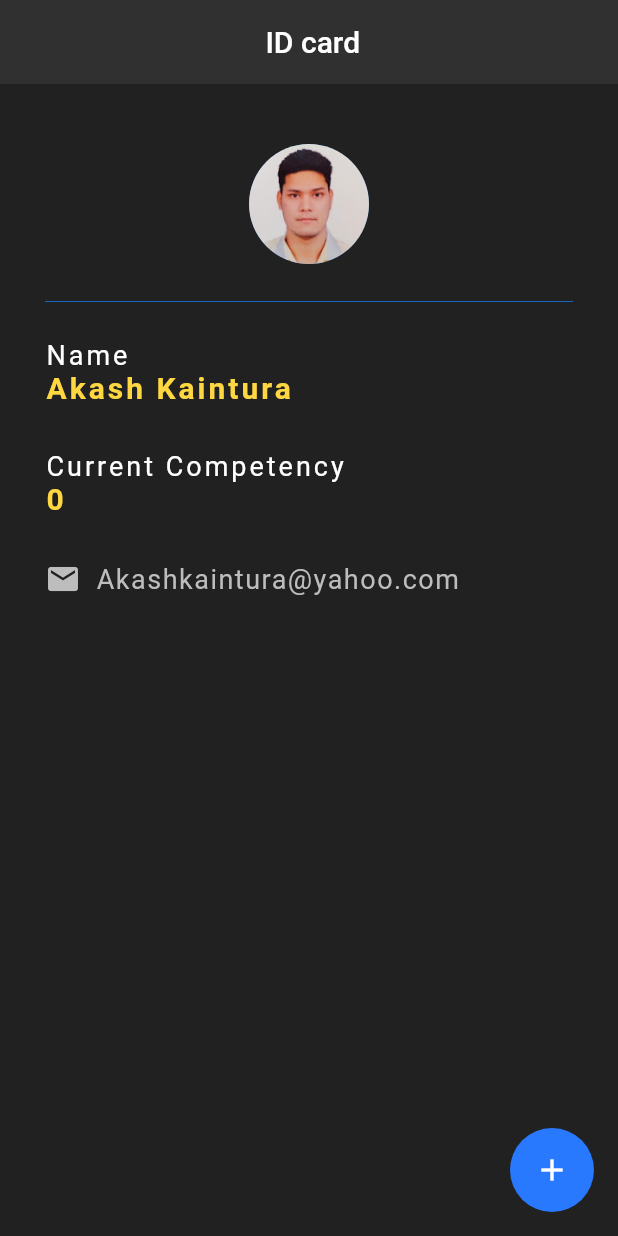
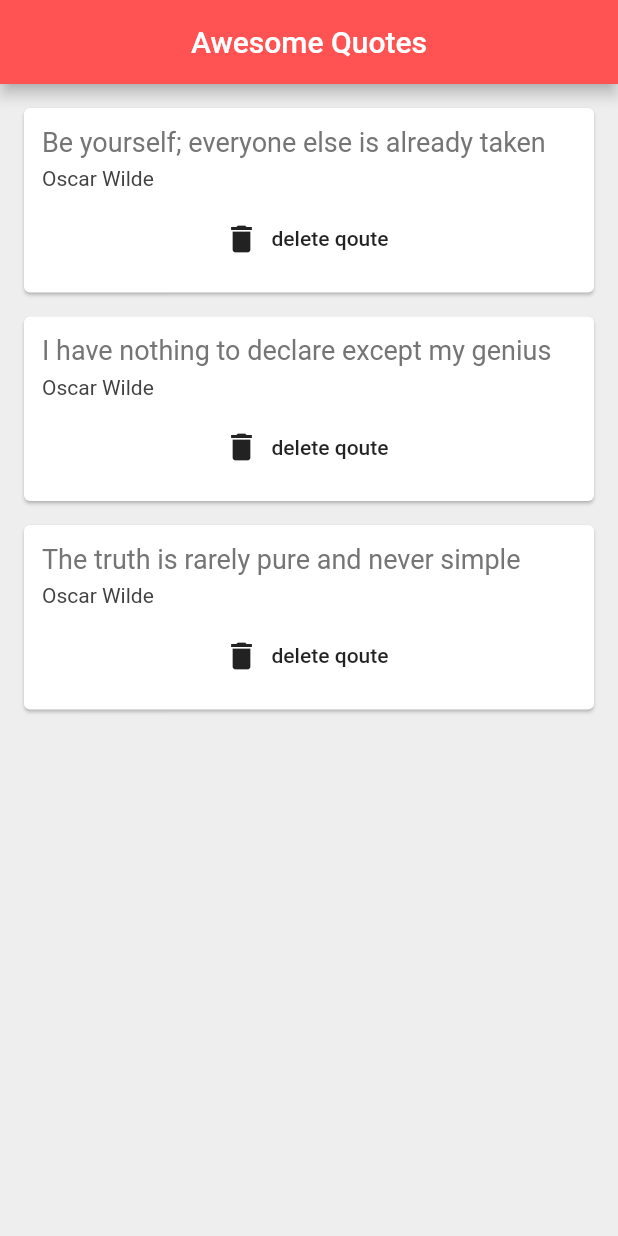
Before and after one commit to akashkaintura/flutter, a Flutter app: the screen it shows after launch, on a phone screen of 412 x 824 dp. Run offline on Flutter 3.47's test engine with Material 2 defaults, Android fonts, the phone set to English and light mode, and no system bars.

Commit message:
final call

```diff
--- a/lib/main.dart
+++ b/lib/main.dart
@@ -1,107 +1,46 @@
 import 'package:flutter/material.dart';
+import 'package:id_card/qoute.dart';
+import 'package:id_card/qoute_card.dart';
 
-void main() => runApp(MaterialApp(
-      home: MyIdCard(),
-    ));
+void main() => runApp(MaterialApp(home: QuoteList()));
 
-class MyIdCard extends StatefulWidget {
+class QuoteList extends StatefulWidget {
   @override
-  _MyIdCardState createState() => _MyIdCardState();
+  _QuoteListState createState() => _QuoteListState();
 }
 
-class _MyIdCardState extends State<MyIdCard> {
-  int compLevel = 0;
+class _QuoteListState extends State<QuoteList> {
+  List<Quote> quotes = [
+    Quote(
+        author: 'Oscar Wilde',
+        text: 'Be yourself; everyone else is already taken'),
+    Quote(
+        author: 'Oscar Wilde',
+        text: 'I have nothing to declare except my genius'),
+    Quote(
+        author: 'Oscar Wilde',
+        text: 'The truth is rarely pure and never simple')
+  ];
 
   @override
   Widget build(BuildContext context) {
     return Scaffold(
-      backgroundColor: Colors.grey[900],
+      backgroundColor: Colors.grey[200],
       appBar: AppBar(
-        title: Text(' ID card'),
+        title: Text('Awesome Quotes'),
         centerTitle: true,
-        backgroundColor: Colors.grey[850],
-        elevation: 0,
+        backgroundColor: Colors.redAccent,
       ),
-      floatingActionButton: FloatingActionButton(
-        onPressed: () {
-          setState(() {
-            compLevel += 1;
-          });
-        },
-        child: Icon(Icons.add),
-        backgroundColor: Colors.blueAccent[400],
-        elevation: 0,
-      ),
-      body: Padding(
-        padding: EdgeInsets.fromLTRB(30, 40, 30, 0),
-        child: Column(
-          crossAxisAlignment: CrossAxisAlignment.start,
-          children: <Widget>[
-            Center(
-              child: CircleAvatar(
-                backgroundImage: AssetImage('assets/akash.jpg'),
-                radius: 40,
-              ),
-            ),
-            Divider(
-              height: 50,
-              color: Colors.blue[800],
-            ),
-            Text(
-              'Name',
-              style: TextStyle(
-                color: Colors.white,
-                letterSpacing: 2,
-                fontSize: 18,
-              ),
-            ),
-            Text(
-              'Akash Kaintura',
-              style: TextStyle(
-                  color: Colors.amberAccent[200],
-                  letterSpacing: 2,
-                  fontSize: 20,
-                  fontWeight: FontWeight.bold),
-            ),
-            SizedBox(height: 30),
-            Text(
-              'Current Competency',
-              style: TextStyle(
-                color: Colors.white,
-                letterSpacing: 2,
-                fontSize: 18,
-              ),
-            ),
-            Text(
-              '$compLevel',
-              style: TextStyle(
-                  color: Colors.amberAccent[200],
-                  letterSpacing: 2,
-                  fontSize: 20,
-                  fontWeight: FontWeight.bold),
-            ),
-            SizedBox(height: 30),
-            Row(
-              children: <Widget>[
-                Icon(
-                  Icons.email,
-                  color: Colors.grey[400],
-                ),
-                SizedBox(
-                  width: 10,
-                ),
-                Text(
-                  'Akashkaintura@yahoo.com',
-                  style: TextStyle(
-                    color: Colors.grey[400],
-                    fontSize: 18,
-                    letterSpacing: 1,
-                  ),
-                )
-              ],
-            ),
-          ],
-        ),
+      body: Column(
+        children: quotes
+            .map((quote) => QuoteCard(
+                quote: quote,
+                delete: () {
+                  setState(() {
+                    quotes.remove(quote);
+                  });
+                }))
+            .toList(),
       ),
     );
   }
--- /dev/null
+++ b/lib/qoute.dart
@@ -0,0 +1,23 @@
+class Quote {
+  String text;
+  String author;
+
+  //  normal constructor, as we've already seen
+
+  //  Quote(String author, String text){
+  //    this.text = text;
+  //    this.author = author;
+  //  }
+
+  //  constructor with named parameters
+
+  //  Quote({ String author, String text }){
+  //    this.text = text;
+  //    this.author = author;
+  //  }
+
+  // constructor with named parameters
+  // & automatically assigns named arguments to class properties
+
+  Quote({this.text, this.author});
+}
--- /dev/null
+++ b/lib/qoute_card.dart
@@ -0,0 +1,43 @@
+import 'package:flutter/material.dart';
+import 'package:id_card/qoute.dart';
+
+class QuoteCard extends StatelessWidget {
+  final Quote quote;
+  final Function delete;
+  QuoteCard({this.quote, this.delete});
+
+  @override
+  Widget build(BuildContext context) {
+    return Card(
+        margin: const EdgeInsets.fromLTRB(16.0, 16.0, 16.0, 0),
+        child: Padding(
+          padding: const EdgeInsets.all(12.0),
+          child: Column(
+            crossAxisAlignment: CrossAxisAlignment.stretch,
+            children: <Widget>[
+              Text(
+                quote.text,
+                style: TextStyle(
+                  fontSize: 18.0,
+                  color: Colors.grey[600],
+                ),
+              ),
+              SizedBox(height: 6.0),
+              Text(
+                quote.author,
+                style: TextStyle(
+                  fontSize: 14.0,
+                  color: Colors.grey[800],
+                ),
+              ),
+              SizedBox(height: 8),
+              FlatButton.icon(
+                onPressed: delete,
+                label: Text('delete qoute'),
+                icon: Icon(Icons.delete),
+              )
+            ],
+          ),
+        ));
+  }
+}
```
